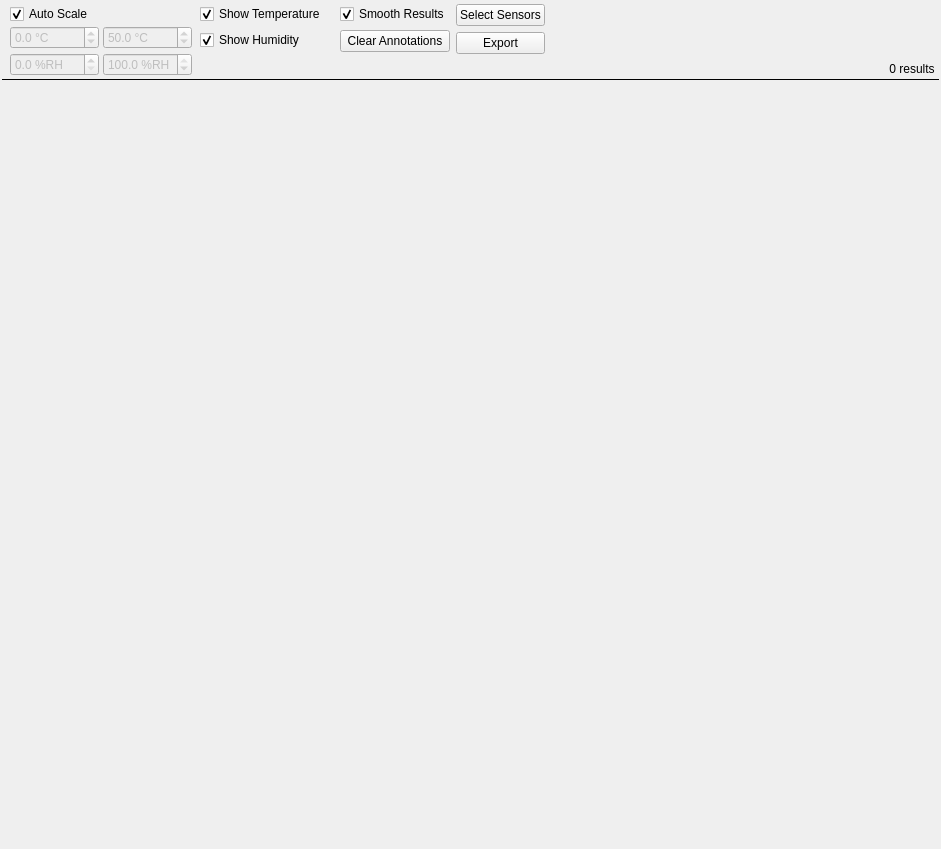
Old version of the form manager/src/PlotWidget.ui in the repository porkmarks/sense.
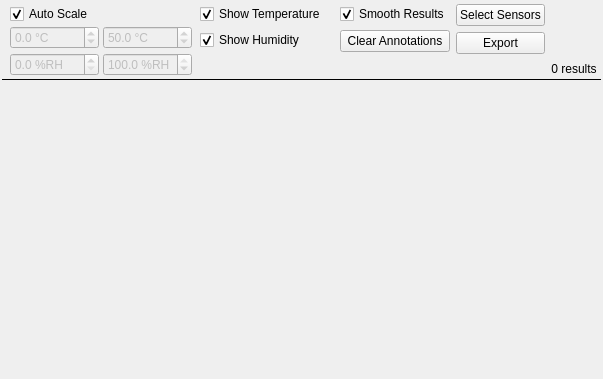
New version of the form. Icons and pictures are not drawn. Custom widgets are drawn as their Qt base class.

```diff
--- a/manager/src/PlotWidget.ui
+++ b/manager/src/PlotWidget.ui
@@ -6,8 +6,8 @@
    <rect>
     <x>0</x>
     <y>0</y>
-    <width>941</width>
-    <height>849</height>
+    <width>577</width>
+    <height>379</height>
    </rect>
   </property>
   <property name="windowTitle">
```
Left out of the diff: 2 changed lines with no effect on the pictures.
